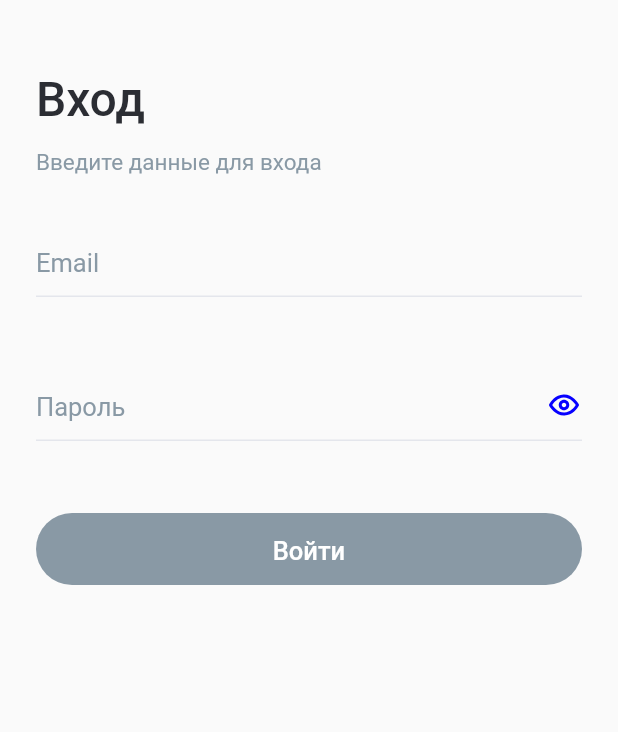
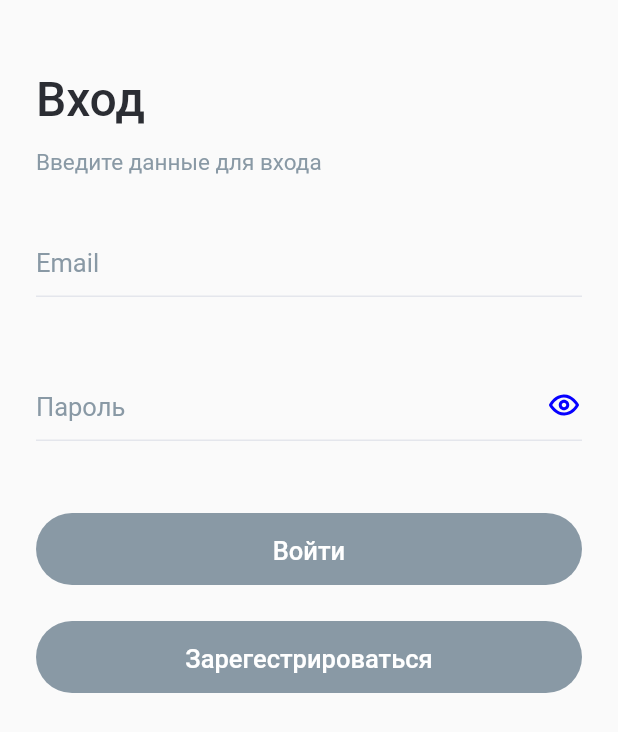
Before and after one commit to StefanZlobin/weather_service, a Flutter app: the AuthPage screen opened by its route, on a phone screen of 412 x 824 dp. Shown: the top 732 px of the screen. Run offline on Flutter 3.47's test engine with Material 2 defaults, Android fonts, the phone set to English and light mode, and no system bars; our stand-ins replace animated_splash_screen, bloc, clock, connectivity_plus, dio, firebase_auth and 13 more; missing offline and left inert: angles; accounts and stored records are empty; generated files the repository leaves out were written again; Roboto replaces fonts that are missing (Ubuntu).

Commit message:
Добавил регистраицб пользователя. Вывод ошибки в алерте на странице авторизации

```diff
--- a/lib/features/auth/domain/repositories/auth_repository.dart
+++ b/lib/features/auth/domain/repositories/auth_repository.dart
@@ -7,5 +7,10 @@ abstract interface class AuthRepository with Disposable {
     required String password,
   });
 
+  Future<void> registerWithEmailAndPassword({
+    required String email,
+    required String password,
+  });
+
   Stream<AuthStatusEnum> get authStatus;
 }
--- a/lib/features/auth/presentation/blocs/auth/auth_event.dart
+++ b/lib/features/auth/presentation/blocs/auth/auth_event.dart
@@ -9,4 +9,6 @@ class AuthEvent with _$AuthEvent {
     required String password,
   }) = _AuthEventOnPasswordChanged;
   const factory AuthEvent.onLoginSubmitted() = _AuthEventOnLoginSubmitted;
+  const factory AuthEvent.onRegisterSubmitted() = _AuthEventOnRegisterSubmitted;
+  const factory AuthEvent.onRefreshState() = _AuthEventOnRefreshState;
 }
--- a/lib/features/auth/presentation/pages/auth_page.dart
+++ b/lib/features/auth/presentation/pages/auth_page.dart
@@ -6,6 +6,7 @@ import 'package:weather_service/common/core/enum/app_routes_enum.dart';
 import 'package:weather_service/common/core/service_locator/service_locator.dart';
 import 'package:weather_service/common/core/styles/colors/app_colors.dart';
 import 'package:weather_service/common/core/styles/fonts/app_fonts.dart';
+import 'package:weather_service/common/presentation/dialogs/error_dialog.dart';
 import 'package:weather_service/features/auth/presentation/blocs/auth/auth_bloc.dart';
 import 'package:weather_service/features/auth/presentation/pages/widgets/email_form_field.dart';
 import 'package:weather_service/features/auth/presentation/pages/widgets/login_button.dart';
@@ -25,21 +26,42 @@ class AuthPage extends StatelessWidget {
               return context.push(AppRoutesEnum.weather.routeToPath);
             }
           },
+          error: (error) {
+            showDialog(
+              context: context,
+              builder: (context) {
+                return ErrorDialog(
+                  error: error,
+                  onPressed: () =>
+                      getIt<AuthBloc>().add(const AuthEvent.onRefreshState()),
+                );
+              },
+            );
+          },
         );
       },
       child: Scaffold(
         body: SafeArea(
           child: Padding(
             padding: const EdgeInsets.only(left: 24, right: 24, top: 48),
-            child: Column(
-              crossAxisAlignment: CrossAxisAlignment.start,
+            child: ListView(
               children: [
                 _buildTitle(),
                 const SizedBox(height: 12),
                 _buidSubtitle(),
                 const EmailFormField(),
                 const PasswordFormField(),
-                const LoginButton(),
+                LoginButton(
+                  text: 'Войти',
+                  onPressed: () =>
+                      getIt<AuthBloc>().add(const AuthEvent.onLoginSubmitted()),
+                ),
+                const SizedBox(height: 24),
+                LoginButton(
+                  text: 'Зарегестрироваться',
+                  onPressed: () => getIt<AuthBloc>()
+                      .add(const AuthEvent.onRegisterSubmitted()),
+                ),
               ],
             ),
           ),
--- a/lib/features/auth/presentation/pages/widgets/login_button.dart
+++ b/lib/features/auth/presentation/pages/widgets/login_button.dart
@@ -6,7 +6,14 @@ import 'package:weather_service/common/core/styles/fonts/app_fonts.dart';
 import 'package:weather_service/features/auth/presentation/blocs/auth/auth_bloc.dart';
 
 class LoginButton extends StatelessWidget {
-  const LoginButton({super.key});
+  const LoginButton({
+    super.key,
+    required this.text,
+    required this.onPressed,
+  });
+
+  final String text;
+  final VoidCallback onPressed;
 
   @override
   Widget build(BuildContext context) {
@@ -20,12 +27,9 @@ class LoginButton extends StatelessWidget {
             initial: (email, password, isValid, status) {
               return FilledButton(
                   style: const ButtonStyle(),
-                  onPressed: isValid
-                      ? () => getIt<AuthBloc>()
-                          .add(const AuthEvent.onLoginSubmitted())
-                      : null,
+                  onPressed: isValid ? onPressed : null,
                   child: Text(
-                    'Войти',
+                    text,
                     style: AppTypography.kB1Bolt.apply(
                       color: AppColors.kBaseWhite,
                     ),
```
Also changed, not shown: lib/common/presentation/dialogs/error_dialog.dart (added, +37 -0 lines), lib/features/auth/data/repositories/auth_repository_impl.dart (+19 -0 lines), lib/features/auth/presentation/blocs/auth/auth_bloc.dart (+35 -2 lines), lib/features/auth/presentation/blocs/auth/auth_bloc.freezed.dart.
